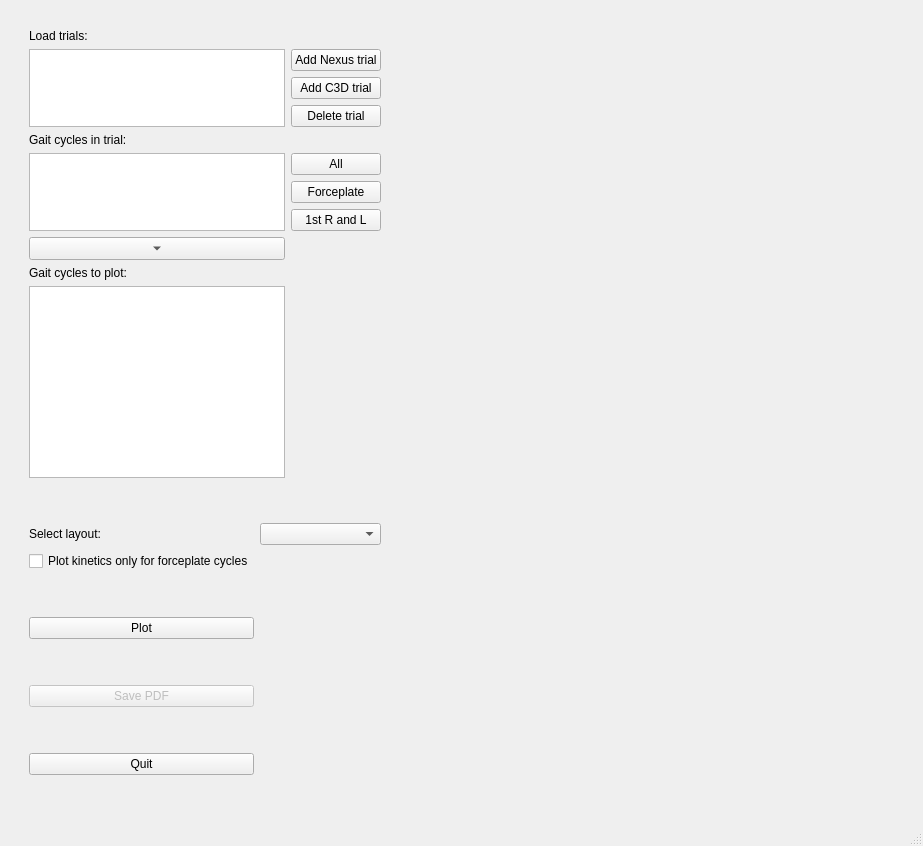
Above: plotter_gui.ui from NCH-Motion-Laboratory/gaitutils before the change. Below: the same form after it.
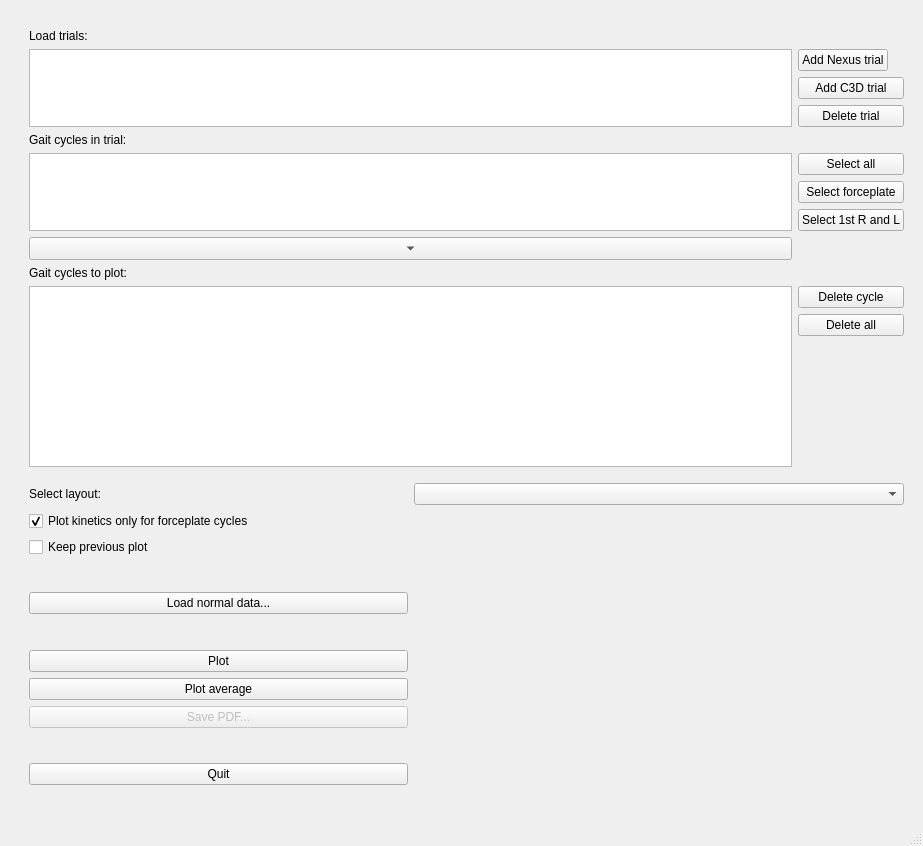
That is the form after the change. Custom widgets are drawn as their Qt base class.

The edit to the form file:
```diff
--- a/plotter_gui.ui
+++ b/plotter_gui.ui
@@ -17,16 +17,6 @@
    <layout class="QVBoxLayout" name="verticalLayout">
     <item>
      <layout class="QGridLayout" name="mainGridLayout">
-      <item row="20" column="1">
-       <widget class="QPushButton" name="btnSavePDF">
-        <property name="enabled">
-         <bool>false</bool>
-        </property>
-        <property name="text">
-         <string>Save PDF</string>
-        </property>
-       </widget>
-      </item>
       <item row="3" column="3">
        <widget class="QPushButton" name="btnAddNexusTrial">
         <property name="sizePolicy">
@@ -40,40 +30,14 @@
         </property>
        </widget>
       </item>
-      <item row="3" column="5">
-       <spacer name="horizontalSpacer">
-        <property name="orientation">
-         <enum>Qt::Horizontal</enum>
-        </property>
-        <property name="sizeHint" stdset="0">
-         <size>
-          <width>40</width>
-          <height>20</height>
-         </size>
-        </property>
-       </spacer>
-      </item>
-      <item row="21" column="1">
-       <spacer name="verticalSpacer_6">
-        <property name="orientation">
-         <enum>Qt::Vertical</enum>
-        </property>
-        <property name="sizeHint" stdset="0">
-         <size>
-          <width>20</width>
-          <height>40</height>
-         </size>
-        </property>
-       </spacer>
-      </item>
       <item row="8" column="3">
        <widget class="QPushButton" name="btnSelectForceplateCycles">
         <property name="text">
-         <string>Forceplate</string>
+         <string>Select forceplate</string>
         </property>
        </widget>
       </item>
-      <item row="15" column="2" colspan="2">
+      <item row="17" column="2" colspan="2">
        <widget class="QComboBox" name="cbLayout">
         <property name="sizePolicy">
          <sizepolicy hsizetype="Preferred" vsizetype="Fixed">
@@ -121,7 +85,7 @@
         </property>
        </spacer>
       </item>
-      <item row="17" column="1">
+      <item row="22" column="1">
        <spacer name="verticalSpacer_3">
         <property name="orientation">
          <enum>Qt::Vertical</enum>
@@ -134,7 +98,7 @@
         </property>
        </spacer>
       </item>
-      <item row="15" column="1">
+      <item row="17" column="1">
        <widget class="QLabel" name="label">
         <property name="text">
          <string>Select layout:</string>
@@ -157,11 +121,14 @@
         </property>
        </spacer>
       </item>
-      <item row="16" column="1">
+      <item row="18" column="1">
        <widget class="QCheckBox" name="xbKineticsFpOnly">
         <property name="text">
          <string>Plot kinetics only for forceplate cycles</string>
         </property>
+        <property name="checked">
+         <bool>true</bool>
+        </property>
        </widget>
       </item>
       <item row="6" column="1">
@@ -171,7 +138,7 @@
         </property>
        </widget>
       </item>
-      <item row="18" column="1">
+      <item row="23" column="1">
        <widget class="QPushButton" name="btnPlot">
         <property name="text">
          <string>Plot</string>
@@ -181,31 +148,18 @@
       <item row="7" column="3">
        <widget class="QPushButton" name="btnSelectAllCycles">
         <property name="text">
-         <string>All</string>
+         <string>Select all</string>
         </property>
        </widget>
       </item>
-      <item row="23" column="1">
+      <item row="30" column="1">
        <widget class="QPushButton" name="btnQuit">
         <property name="text">
          <string>Quit</string>
         </property>
        </widget>
       </item>
-      <item row="19" column="1">
-       <spacer name="verticalSpacer_7">
-        <property name="orientation">
-         <enum>Qt::Vertical</enum>
-        </property>
-        <property name="sizeHint" stdset="0">
-         <size>
-          <width>20</width>
-          <height>40</height>
-         </size>
-        </property>
-       </spacer>
-      </item>
-      <item row="24" column="1">
+      <item row="31" column="1">
        <spacer name="verticalSpacer">
         <property name="orientation">
          <enum>Qt::Vertical</enum>
@@ -232,7 +186,7 @@
         </property>
        </widget>
       </item>
-      <item row="14" column="1">
+      <item row="16" column="1">
        <spacer name="verticalSpacer_4">
         <property name="orientation">
          <enum>Qt::Vertical</enum>
@@ -245,7 +199,7 @@
         </property>
        </spacer>
       </item>
-      <item row="13" column="1" colspan="2">
+      <item row="13" column="1" rowspan="3" colspan="2">
        <widget class="NiceListWidget" name="listCyclesToPlot"/>
       </item>
       <item row="12" column="1">
@@ -275,12 +229,16 @@
       <item row="9" column="3">
        <widget class="QPushButton" name="btnSelect1stCycles">
         <property name="text">
-         <string>1st R and L</string>
+         <string>Select 1st R and L</string>
         </property>
        </widget>
       </item>
-      <item row="7" column="1" rowspan="3" colspan="2">
-       <widget class="NiceListWidget" name="listTrialCycles"/>
+      <item row="14" column="3">
+       <widget class="QPushButton" name="btnDeleteAll">
+        <property name="text">
+         <string>Delete all</string>
+        </property>
+       </widget>
       </item>
       <item row="10" column="1" colspan="2">
        <widget class="QToolButton" name="btnPickCycles">
@@ -298,6 +256,76 @@
         </property>
        </widget>
       </item>
+      <item row="7" column="1" rowspan="3" colspan="2">
+       <widget class="NiceListWidget" name="listTrialCycles"/>
+      </item>
+      <item row="21" column="1">
+       <widget class="QPushButton" name="pushButton">
+        <property name="text">
+         <string>Load normal data...</string>
+        </property>
+       </widget>
+      </item>
+      <item row="13" column="3">
+       <widget class="QPushButton" name="btnDeleteCycle">
+        <property name="text">
+         <string>Delete cycle</string>
+        </property>
+       </widget>
+      </item>
+      <item row="24" column="1">
+       <widget class="QPushButton" name="pushButton_2">
+        <property name="text">
+         <string>Plot average</string>
+        </property>
+       </widget>
+      </item>
+      <item row="26" column="1">
+       <spacer name="verticalSpacer_5">
+        <property name="orientation">
+         <enum>Qt::Vertical</enum>
+        </property>
+        <property name="sizeHint" stdset="0">
+         <size>
+          <width>20</width>
+          <height>40</height>
+         </size>
+        </property>
+       </spacer>
+      </item>
+      <item row="20" column="1">
+       <spacer name="verticalSpacer_6">
+        <property name="orientation">
+         <enum>Qt::Vertical</enum>
+        </property>
+        <property name="sizeHint" stdset="0">
+         <size>
+          <width>20</width>
+          <height>40</height>
+         </size>
+        </property>
+       </spacer>
+      </item>
+      <item row="25" column="1">
+       <widget class="QPushButton" name="btnSavePDF">
+        <property name="enabled">
+         <bool>false</bool>
+        </property>
+        <property name="text">
+         <string>Save PDF...</string>
+        </property>
+       </widget>
+      </item>
+      <item row="19" column="1">
+       <widget class="QCheckBox" name="checkBox">
+        <property name="enabled">
+         <bool>true</bool>
+        </property>
+        <property name="text">
+         <string>Keep previous plot</string>
+        </property>
+       </widget>
+      </item>
      </layout>
     </item>
    </layout>
```
